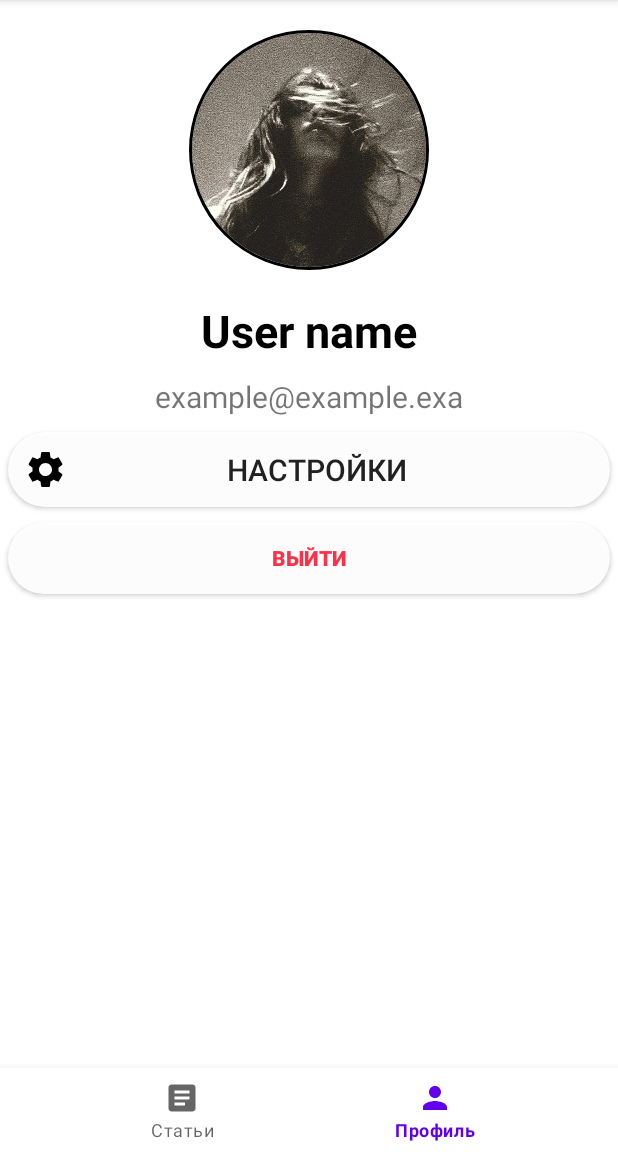
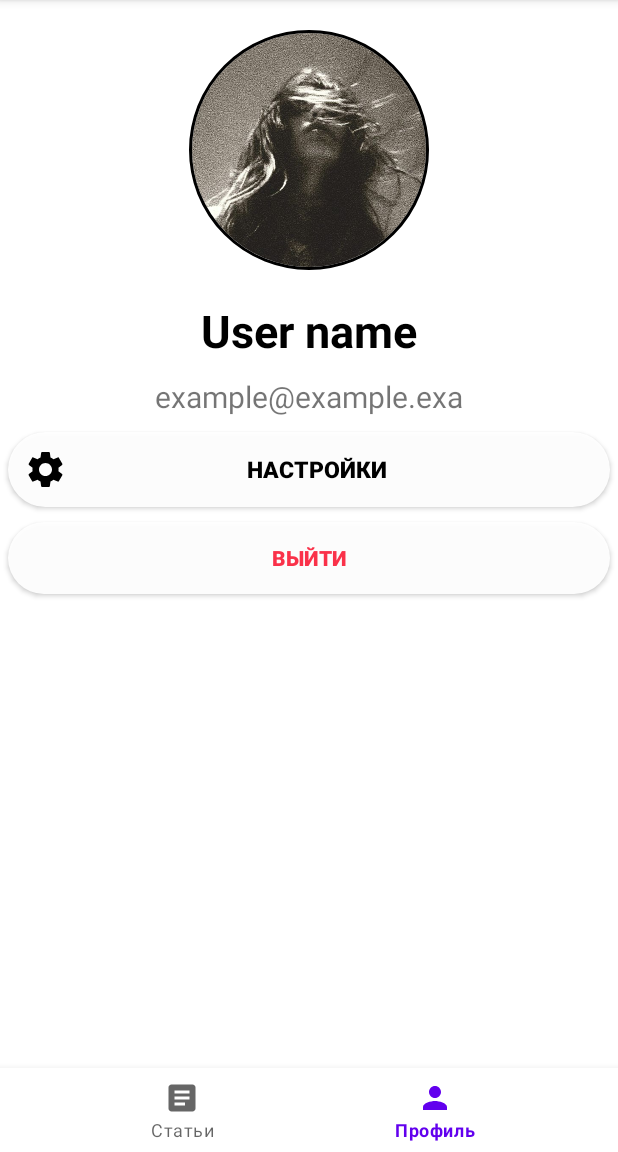
Before and after one commit to ametr1ne/OverDiff, an Android app: the screen it shows after launch (MainActivity), item 2 of the bottom bar chosen, on a phone screen of 412 x 824 dp, the part 84-1236 px from its top. Run offline under Robolectric (Android 15) with nearby library versions, the phone set to English and light mode, and no system bars; our stand-ins replace CircleImageView.

Commit message:
DarkTheme

```diff
--- a/app/build.gradle
+++ b/app/build.gradle
@@ -31,6 +31,8 @@ android {
 dependencies {
 
     implementation 'androidx.appcompat:appcompat:1.2.0'
+    implementation "androidx.preference:preference:1.1.1"
+    implementation "androidx.fragment:fragment:1.3.3"
     implementation 'com.google.android.material:material:1.3.0'
     implementation 'androidx.constraintlayout:constraintlayout:2.0.4'
     implementation 'androidx.legacy:legacy-support-v4:1.0.0'
--- a/app/src/main/AndroidManifest.xml
+++ b/app/src/main/AndroidManifest.xml
@@ -16,6 +16,8 @@
                 <category android:name="android.intent.category.LAUNCHER" />
             </intent-filter>
         </activity>
+        <activity android:name=".settings.SettingsActivity"
+            android:label="@string/settings"/>
     </application>
 
 </manifest>
--- a/app/src/main/java/com/ametr1ne/overdiff/MainActivity.java
+++ b/app/src/main/java/com/ametr1ne/overdiff/MainActivity.java
@@ -1,23 +1,42 @@
 package com.ametr1ne.overdiff;
 
+import androidx.annotation.IntegerRes;
 import androidx.annotation.NonNull;
 import androidx.appcompat.app.AppCompatActivity;
+import androidx.appcompat.app.AppCompatDelegate;
 import androidx.fragment.app.Fragment;
+import androidx.preference.PreferenceManager;
+import androidx.preference.SwitchPreferenceCompat;
 import androidx.recyclerview.widget.RecyclerView;
 
+import android.content.Intent;
+import android.content.SharedPreferences;
 import android.os.Bundle;
 import android.view.MenuItem;
+import android.view.View;
+import android.widget.Button;
+import android.widget.TextView;
+import android.widget.Toast;
 
+import com.ametr1ne.overdiff.settings.SettingsActivity;
+import com.ametr1ne.overdiff.settings.SettingsFragment;
 import com.google.android.material.bottomnavigation.BottomNavigationView;
 
 public class MainActivity extends AppCompatActivity {
 
-    private RecyclerView recyclerView;
+    private Button bt_settings;
+    private View btn_theme;
 
     @Override
     protected void onCreate(Bundle savedInstanceState) {
         super.onCreate(savedInstanceState);
         setContentView(R.layout.activity_main);
+
+        bt_settings = findViewById(R.id.bt_settings);
+
+        //SharedPreferences prefs = PreferenceManager.getDefaultSharedPreferences(getBaseContext());
+        //String appTheme = prefs.getString("@string/switch_theme", "Как в системе");
+
 
         BottomNavigationView bottomNav = findViewById(R.id.bottomNavigation);
         bottomNav.setOnNavigationItemSelectedListener(navListener);
@@ -43,4 +62,18 @@ public class MainActivity extends AppCompatActivity {
                     return true;
                 }
             };
+
+    public void onClickSettings (View view) {
+
+        //Intent intent = new Intent(this, SettingsActivity.class);
+       // startActivity(intent);
+
+        getSupportFragmentManager().beginTransaction().replace(R.id.fragment_container,
+                new SettingsFragment()).commit();
+
+    }
+
+    public void onClickLogout (View view) {
+
+    }
 }
--- a/app/src/main/java/com/ametr1ne/overdiff/ProfileFragment.java
+++ b/app/src/main/java/com/ametr1ne/overdiff/ProfileFragment.java
@@ -1,26 +1,26 @@
 package com.ametr1ne.overdiff;
 
+import android.content.Intent;
 import android.os.Bundle;
 
+import androidx.annotation.Nullable;
 import androidx.fragment.app.Fragment;
 
 import android.view.LayoutInflater;
 import android.view.View;
 import android.view.ViewGroup;
+import android.widget.Button;
+
+import com.ametr1ne.overdiff.settings.SettingsActivity;
 
 public class ProfileFragment extends Fragment {
 
-    public ProfileFragment() {
-        // Required empty public constructor
+    Button btn_settings;
+
+    @Override
+    public void onCreate(@Nullable Bundle savedInstanceState) {
+        super.onCreate(savedInstanceState);
     }
-
-    public static ProfileFragment newInstance(String param1, String param2) {
-        ProfileFragment fragment = new ProfileFragment();
-        Bundle args = new Bundle();
-        fragment.setArguments(args);
-        return fragment;
-    }
-
 
     @Override
     public View onCreateView(LayoutInflater inflater, ViewGroup container,
--- a/app/src/main/java/com/ametr1ne/overdiff/TapesFragment.java
+++ b/app/src/main/java/com/ametr1ne/overdiff/TapesFragment.java
@@ -10,6 +10,8 @@ import androidx.recyclerview.widget.RecyclerView;
 import android.view.LayoutInflater;
 import android.view.View;
 import android.view.ViewGroup;
+
+import com.ametr1ne.overdiff.tape.ListAdapter;
 
 
 public class TapesFragment extends Fragment {
--- a/app/src/main/java/com/ametr1ne/overdiff/ListAdapter.java
+++ b/app/src/main/java/com/ametr1ne/overdiff/tape/ListAdapter.java
@@ -1,4 +1,4 @@
-package com.ametr1ne.overdiff;
+package com.ametr1ne.overdiff.tape;
 
 import android.view.LayoutInflater;
 import android.view.View;
@@ -8,6 +8,8 @@ import android.widget.TextView;
 
 import androidx.annotation.NonNull;
 import androidx.recyclerview.widget.RecyclerView;
+
+import com.ametr1ne.overdiff.R;
 
 public class ListAdapter extends RecyclerView.Adapter {
 
--- a/app/src/main/java/com/ametr1ne/overdiff/OurData.java
+++ b/app/src/main/java/com/ametr1ne/overdiff/tape/OurData.java
@@ -1,4 +1,6 @@
-package com.ametr1ne.overdiff;
+package com.ametr1ne.overdiff.tape;
+
+import com.ametr1ne.overdiff.R;
 
 public class OurData {
     public static String[] titles = new String[] {
--- a/app/src/main/res/layout/activity_main.xml
+++ b/app/src/main/res/layout/activity_main.xml
@@ -10,7 +10,7 @@
         android:id="@+id/fragment_container"
         android:layout_width="match_parent"
         android:layout_height="0dp"
-        android:background="#FFFFFF"
+        android:background="@color/design_default_color_on_primary"
         app:layout_constraintBottom_toTopOf="@+id/bottomNavigation"
         app:layout_constraintEnd_toEndOf="parent"
         app:layout_constraintHorizontal_bias="0.5"
@@ -22,7 +22,7 @@
         android:layout_width="match_parent"
         android:layout_height="wrap_content"
         android:layout_alignParentBottom="true"
-        android:background="#FFFFFF"
+        android:background="@color/design_default_color_background"
         app:layout_constraintBottom_toBottomOf="parent"
         app:layout_constraintEnd_toEndOf="parent"
         app:layout_constraintHorizontal_bias="0.5"
--- /dev/null
+++ b/app/src/main/res/layout/activity_settings.xml
@@ -0,0 +1,6 @@
+<?xml version="1.0" encoding="utf-8"?>
+<androidx.fragment.app.FragmentContainerView
+    xmlns:android="http://schemas.android.com/apk/res/android"
+    android:id="@+id/settings_container"
+    android:layout_width="match_parent"
+    android:layout_height="match_parent" />
--- a/app/src/main/res/layout/fragment_profile.xml
+++ b/app/src/main/res/layout/fragment_profile.xml
@@ -4,9 +4,9 @@
     xmlns:tools="http://schemas.android.com/tools"
     android:layout_width="match_parent"
     android:layout_height="match_parent"
-    android:background="#FFFFFF"
+    android:background="?attr/background_color"
     android:backgroundTintMode="add"
-    tools:context=".ProfileFragment">
+    tools:context=".MainActivity">
 
     <de.hdodenhof.circleimageview.CircleImageView
         android:id="@+id/profile_image"
@@ -25,8 +25,8 @@
         android:layout_below="@+id/profile_image"
         android:layout_centerHorizontal="true"
         android:layout_marginStart="20dp"
-        android:text="User name"
-        android:textColor="@color/black"
+        android:text="@string/user_name"
+        android:textColor="?attr/text_color"
         android:textSize="30sp"
         android:textStyle="bold" />
 
@@ -37,29 +37,34 @@
         android:layout_below="@+id/user_name"
         android:layout_centerHorizontal="true"
         android:padding="10dp"
-        android:text="example@example.exa"
-        android:textSize="20dp" />
+        android:text="@string/user_email"
+        android:textSize="20sp" />
 
     <androidx.appcompat.widget.AppCompatButton
         android:id="@+id/bt_settings"
         android:layout_width="match_parent"
         android:layout_height="wrap_content"
+        android:layout_below="@+id/user_email"
+        android:layout_marginLeft="5dp"
         android:layout_marginRight="5dp"
-        android:layout_marginLeft="5dp"
-        android:layout_below="@+id/user_email"
+        android:onClick="onClickSettings"
         android:background="@drawable/rounder_button"
-        android:drawableLeft="@drawable/ic_settings_foreground"
-        android:text="Настройки"
-        android:paddingRight="40dp"
-        android:textSize="20sp" />
+        android:drawableStart="@drawable/ic_settings_foreground"
+        android:paddingEnd="40dp"
+        android:text="@string/settings"
+        android:textSize="15sp"
+        android:textColor="?attr/text_color"
+        android:textStyle="bold" />
 
     <androidx.appcompat.widget.AppCompatButton
+        android:id="@+id/bt_logout"
         android:layout_width="match_parent"
         android:layout_height="wrap_content"
         android:layout_marginTop="10dp"
         android:layout_centerHorizontal="true"
         android:layout_below="@+id/bt_settings"
-        android:text="Выйти"
+        android:text="@string/logout"
+        android:onClick="onClickLogout"
         android:background="@drawable/rounder_button"
         android:layout_marginRight="5dp"
         android:layout_marginLeft="5dp"
--- a/app/src/main/res/layout/preview_article.xml
+++ b/app/src/main/res/layout/preview_article.xml
@@ -12,6 +12,7 @@
       android:layout_below="@+id/image_preview"
       android:layout_marginTop="16dp"
       android:text="@string/title_article"
+      android:textColor="@color/black"
       android:textSize="20sp"
       android:textStyle="bold" />
 
--- a/app/src/main/res/values-night/themes.xml
+++ b/app/src/main/res/values-night/themes.xml
@@ -5,6 +5,7 @@
         <item name="colorPrimary">@color/purple_200</item>
         <item name="colorPrimaryVariant">@color/purple_700</item>
         <item name="colorOnPrimary">@color/black</item>
+        <item name="colorOnBackground">@color/black</item>
         <!-- Secondary brand color. -->
         <item name="colorSecondary">@color/teal_200</item>
         <item name="colorSecondaryVariant">@color/teal_200</item>
@@ -12,5 +13,7 @@
         <!-- Status bar color. -->
         <item name="android:statusBarColor" tools:targetApi="l">?attr/colorPrimaryVariant</item>
         <!-- Customize your theme here. -->
+        <item name="background_color">#393838</item>
+        <item name="text_color">@color/white</item>
     </style>
 </resources>
--- a/app/src/main/res/values/strings.xml
+++ b/app/src/main/res/values/strings.xml
@@ -2,4 +2,23 @@
     <string name="app_name">Overcoming Difficulties</string>
 
     <string name="title_article">Залита материнская плата</string>
+
+    <string name="settings">Настройки</string>
+    <string name="logout">Выйти</string>
+    <string name="user_name">User name</string>
+    <string name="user_email">example@example.exa</string>
+    <string name="action_settings">Настройки</string>
+
+    <string name="switch_theme">switch_theme</string>
+    <string-array name="choose_theme">
+        <item>Как в системе</item>
+        <item>Светлая</item>
+        <item>Темная</item>
+    </string-array>
+
+    <string-array name="choose_theme_values">
+        <item>1</item>
+        <item>2</item>
+        <item>3</item>
+    </string-array>
 </resources>
--- a/app/src/main/res/values/themes.xml
+++ b/app/src/main/res/values/themes.xml
@@ -5,12 +5,15 @@
         <item name="colorPrimary">@color/purple_500</item>
         <item name="colorPrimaryVariant">@color/purple_700</item>
         <item name="colorOnPrimary">@color/white</item>
+        <item name="colorOnBackground">@color/white</item>
         <!-- Secondary brand color. -->
         <item name="colorSecondary">@color/teal_200</item>
         <item name="colorSecondaryVariant">@color/teal_700</item>
         <item name="colorOnSecondary">@color/black</item>
         <!-- Status bar color. -->
-        <item name="android:statusBarColor" tools:targetApi="l">?attr/colorPrimaryVariant</item>
+        <item name="android:statusBarColor" tools:targetApi="l">?attr/colorPrimary</item>
         <!-- Customize your theme here. -->
+        <item name="background_color">@color/white</item>
+        <item name="text_color">@color/black</item>
     </style>
 </resources>
```
Also changed, not shown: app/src/main/java/com/ametr1ne/overdiff/settings/SettingsActivity.java (added, +43 -0 lines), app/src/main/java/com/ametr1ne/overdiff/settings/SettingsFragment.java (added, +47 -0 lines), app/src/main/res/values/attr.xml (added, +7 -0 lines), app/src/main/res/xml/settings.xml (added, +12 -0 lines).
